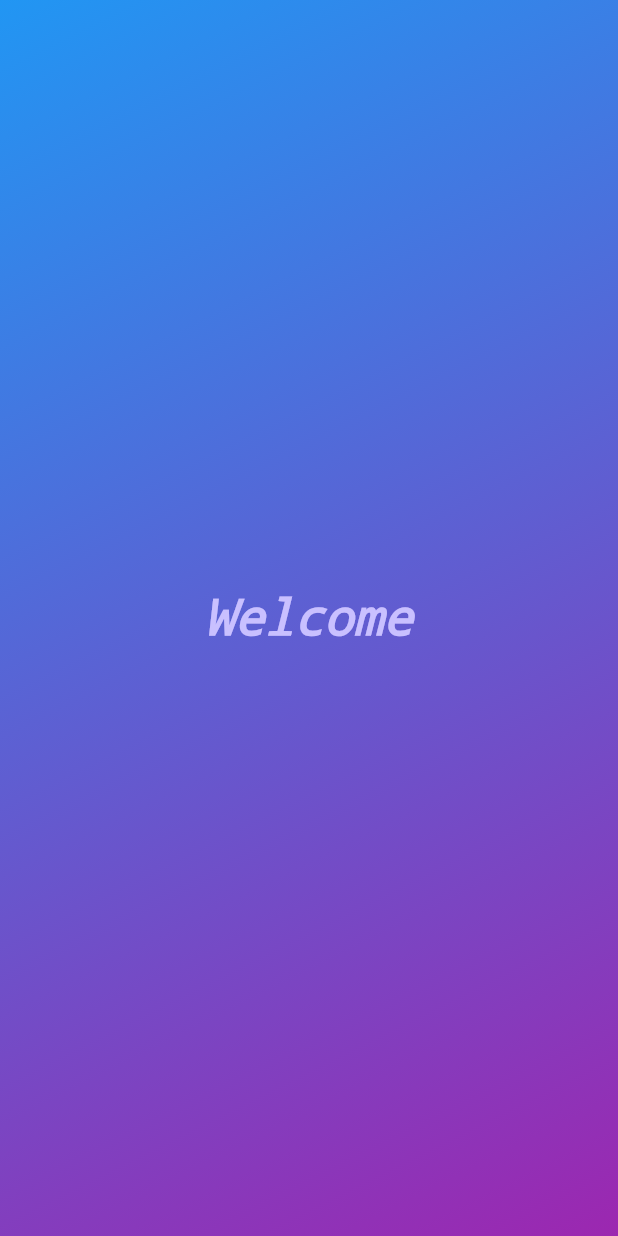
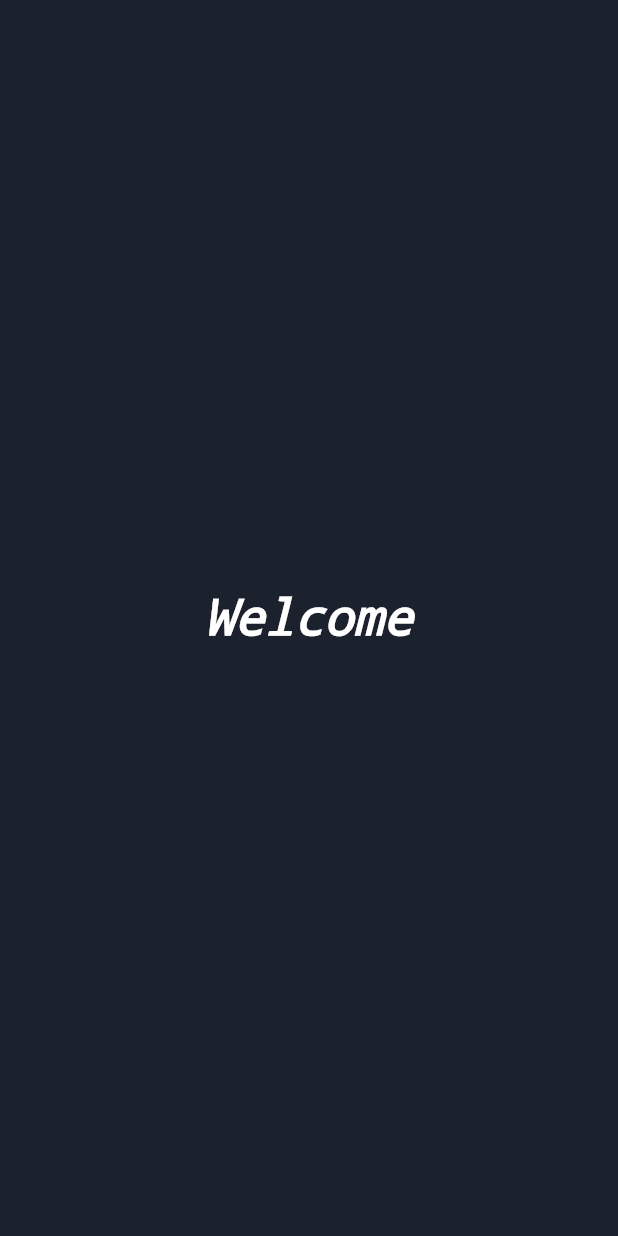
Before and after one commit to NodirbekRasuljonov/myself, a Flutter app: the SplashPage screen opened by its route, on a phone screen of 412 x 824 dp. Run offline on Flutter 3.47's test engine with Material 3 defaults, Android fonts, the phone set to English and light mode, and no system bars; our stand-ins replace blur.

Commit message:
some main changes in ui and others

```diff
--- /dev/null
+++ b/lib/const/color_const.dart
@@ -0,0 +1,6 @@
+import 'package:flutter/material.dart';
+
+class ColorConst{
+  static Color darkColor=Color.fromARGB(255, 28, 33, 46);
+  static Color kWhiteColor=Colors.white;
+}
--- a/lib/main.dart
+++ b/lib/main.dart
@@ -13,11 +13,11 @@ class MyApp extends StatelessWidget {
     AppRoute route = AppRoute();
     return MaterialApp(
       onGenerateRoute: route.onGenerateRoute,
+      themeMode: ThemeMode.dark,
       initialRoute: "/splash",
       debugShowCheckedModeBanner: false,
-      title: 'Flutter Demo',
+      title: 'MySelF',
       theme: ThemeData(
-
         colorScheme: ColorScheme.fromSeed(seedColor: Colors.deepPurple),
         useMaterial3: true,
       ),
--- a/lib/splash/splash.dart
+++ b/lib/splash/splash.dart
@@ -1,6 +1,7 @@
 import 'dart:async';
 
 import 'package:flutter/material.dart';
+import 'package:myself/const/color_const.dart';
 
 class SplashPage extends StatefulWidget {
   const SplashPage({super.key});
@@ -21,29 +22,23 @@ class _SplashPageState extends State<SplashPage> {
     );
   }
 
-
   @override
   Widget build(BuildContext context) {
     return Container(
       height: MediaQuery.of(context).size.height,
       width: MediaQuery.of(context).size.width,
-        decoration: const BoxDecoration(
-          gradient: LinearGradient(
-            colors: [Colors.blue, Colors.purple],
-            begin: Alignment.topLeft,
-            end: Alignment.bottomRight,
-          ),
-        ),
-        child: const Center(
+      color: ColorConst.darkColor,
+      child: Center(
         child: Text(
           "Welcome",
           style: TextStyle(
             decoration: TextDecoration.none,
             fontStyle: FontStyle.italic,
-              color: Color.fromARGB(255, 201, 192, 255),
+            color: ColorConst.kWhiteColor,
             fontSize: 33.0,
           ),
         ),
-        ));
+      ),
+    );
   }
 }
--- a/pubspec.yaml
+++ b/pubspec.yaml
@@ -36,6 +36,7 @@ dependencies:
   # Use with the CupertinoIcons class for iOS style icons.
   cupertino_icons: ^1.0.2
   cached_network_image: ^3.3.1
+  blur: ^3.1.0
 
 dev_dependencies:
   flutter_test:
```
Also changed, not shown: lib/home/homepage.dart (+28 -12 lines), pubspec.lock. Lines whose indentation alone changed are shown as unchanged.
